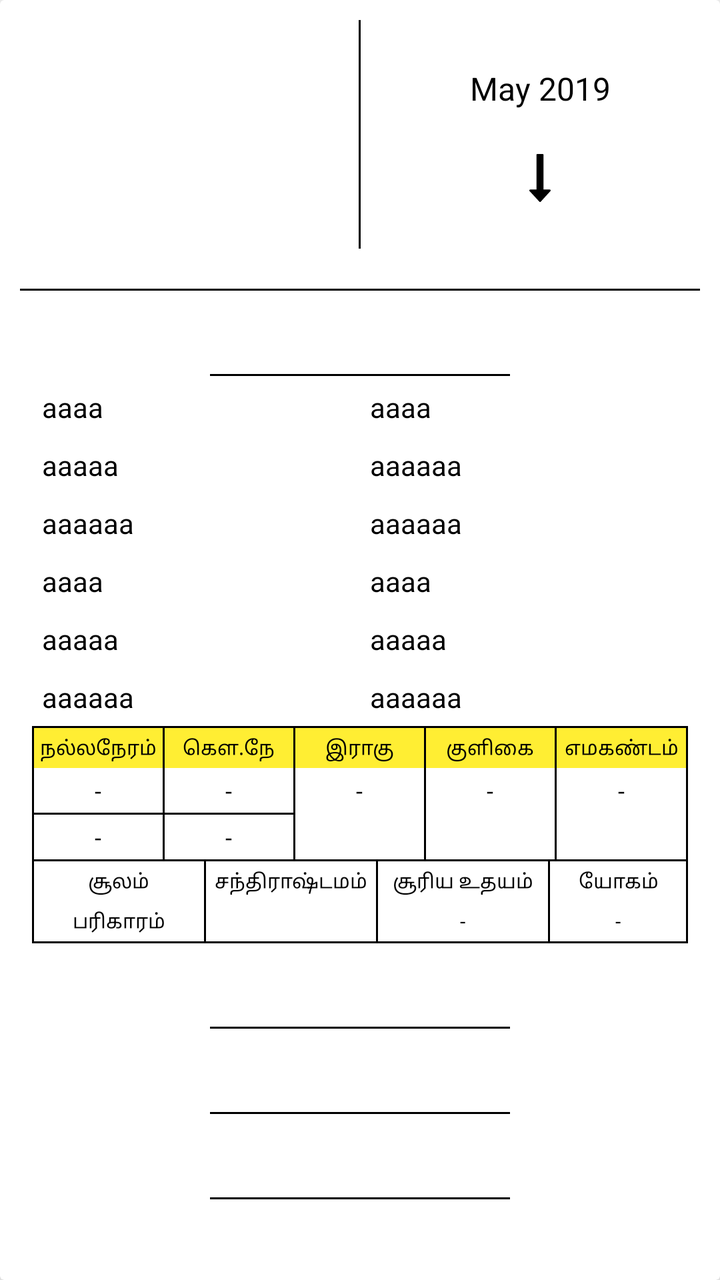
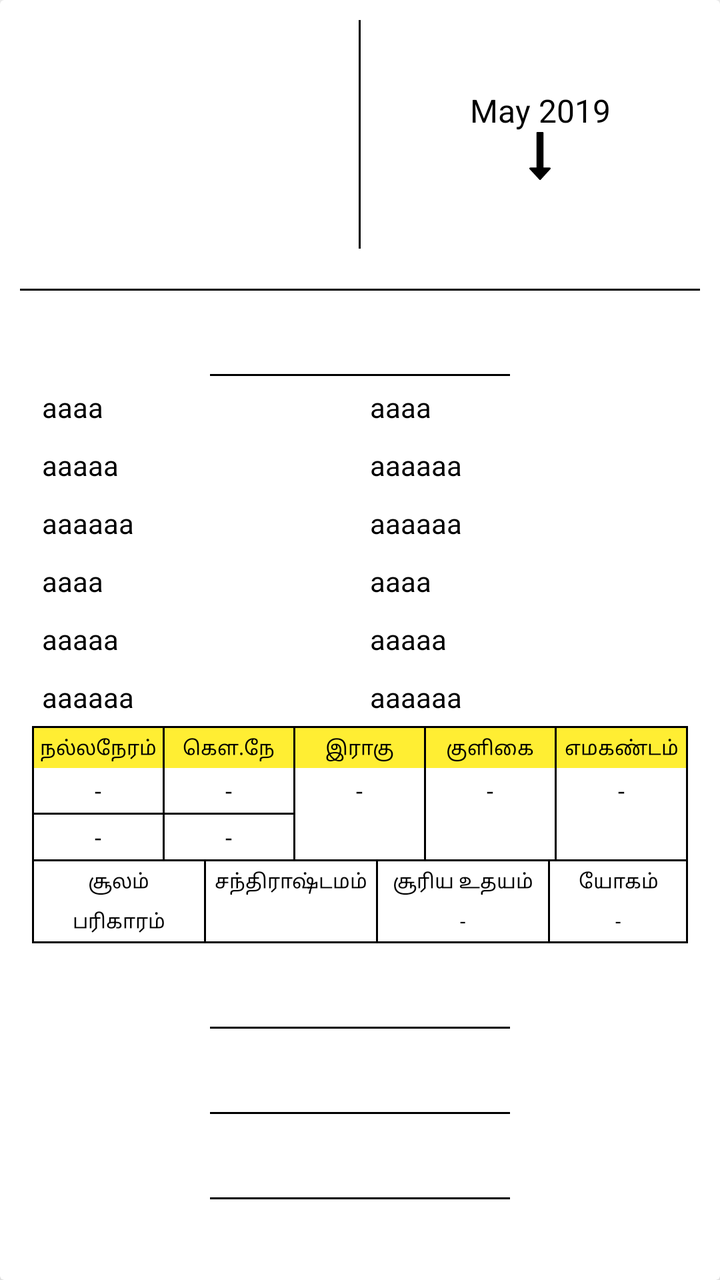

Compare the two renders of this Android layout. The source of the first and the diff that turns it into the second are given below.
<!-- AndroidManifest.xml: application theme AppTheme -->
<!-- res/layout/calendar_layout.xml -->
<?xml version="1.0" encoding="utf-8"?>
<androidx.cardview.widget.CardView xmlns:android="http://schemas.android.com/apk/res/android"
    xmlns:app="http://schemas.android.com/apk/res-auto"
    xmlns:tools="http://schemas.android.com/tools"
    android:layout_width="match_parent"
    android:layout_height="wrap_content"
    app:cardElevation="8dp">

    <LinearLayout
        android:layout_width="match_parent"
        android:layout_height="wrap_content"
        android:orientation="vertical">

        <TextView
            android:id="@+id/title"
            android:layout_width="match_parent"
            android:layout_height="wrap_content"
            android:background="@color/grey_200"
            android:padding="16dp"
            android:text=""
            android:textColor="@color/black"
            android:textSize="17sp"
            android:visibility="gone"
            android:textStyle="bold"
            android:typeface="serif" />

        <LinearLayout
            android:layout_width="match_parent"
            android:layout_height="wrap_content"
            android:orientation="horizontal">

            <LinearLayout
                android:layout_width="0dp"
                android:layout_height="wrap_content"
                android:layout_gravity="center"
                android:layout_weight="1"
                android:orientation="vertical">

                <TextView
                    android:id="@+id/monthYear"
                    android:layout_width="wrap_content"
                    android:layout_height="wrap_content"
                    android:layout_gravity="center"
                    android:layout_marginTop="10dp"
                    android:gravity="center_vertical"
                    android:text=""
                    android:textColor="@android:color/black"
                    android:textSize="16sp"
                    android:textStyle="bold" />

                <TextView
                    android:id="@+id/tamilDate"
                    android:layout_width="wrap_content"
                    android:layout_height="wrap_content"
                    android:layout_gravity="center"
                    android:text=""
                    android:textColor="@android:color/black"
                    android:textSize="60sp"
                    android:textStyle="bold"
                    android:typeface="serif" />

                <TextView
                    android:id="@+id/day"
                    android:layout_width="wrap_content"
                    android:layout_height="wrap_content"
                    android:layout_gravity="center"
                    android:gravity="center_vertical"
                    android:text=""
                    android:textColor="@android:color/black"
                    android:textSize="16sp" />

            </LinearLayout>

            <View
                android:layout_width="1dp"
                android:layout_height="match_parent"
                android:layout_marginTop="10dp"
                android:layout_marginBottom="10dp"
                android:background="@color/black" />

            <LinearLayout
                android:layout_width="0dp"
                android:layout_height="wrap_content"
                android:layout_gravity="center"
                android:layout_weight="1"
                android:orientation="vertical">

                <TextView
                    android:id="@+id/tamilYear"
                    android:layout_width="wrap_content"
                    android:layout_height="wrap_content"
                    android:layout_gravity="center"
                    android:gravity="center_vertical"
                    android:text="May 2019"
                    android:textColor="@android:color/black"
                    android:textSize="16sp" />

                <TextView
                    android:id="@+id/tamilMonth"
                    android:layout_width="wrap_content"
                    android:layout_height="wrap_content"
                    android:layout_gravity="center"
                    android:text="4"
                    android:visibility="gone"
                    android:textColor="@android:color/black"
                    android:textSize="16sp"
                    android:textStyle="bold" />

                <TextView
                    android:id="@+id/date"
                    android:layout_width="wrap_content"
                    android:layout_height="wrap_content"
                    android:layout_gravity="center"
                    android:text=""
                    android:textColor="@android:color/black"
                    android:textSize="16sp"
                    android:textStyle="bold"
                    android:typeface="serif" />

                <ImageView
                    android:id="@+id/day_symbol"
                    android:layout_width="wrap_content"
                    android:layout_height="wrap_content"
                    android:layout_gravity="center"
                    app:srcCompat="@drawable/ic_down_arrow"
                    tools:ignore="VectorDrawableCompat" />

            </LinearLayout>

        </LinearLayout>

        <View
            android:layout_width="match_parent"
            android:layout_height="1dp"
            android:layout_marginLeft="10dp"
            android:layout_marginTop="10dp"
            android:layout_marginRight="10dp"
            android:background="@color/black" />

        <TextView
            android:id="@+id/quote"
            android:layout_width="wrap_content"
            android:layout_height="wrap_content"
            android:layout_gravity="center"
            android:gravity="center_horizontal"
            android:padding="10dp"
            android:text=""
            android:textColor="@color/blue"
            android:textSize="16sp" />

        <View
            android:layout_width="150dp"
            android:layout_height="1dp"
            android:layout_gravity="center_horizontal"
            android:background="@color/black" />

        <LinearLayout
            android:layout_width="match_parent"
            android:layout_height="wrap_content"
            android:layout_marginLeft="16dp"
            android:layout_marginTop="1dp"
            android:layout_marginRight="16dp"
            android:orientation="horizontal">

            <LinearLayout
                android:layout_width="0dp"
                android:layout_height="wrap_content"
                android:layout_weight="1"
                android:orientation="vertical">

                <TextView
                    android:id="@+id/rasi1"
                    android:layout_width="wrap_content"
                    android:layout_height="wrap_content"
                    android:layout_gravity="left"
                    android:padding="5dp"
                    android:text="aaaa"
                    android:textAppearance="?android:attr/textAppearanceSmall"
                    android:textColor="@android:color/black" />

                <TextView
                    android:id="@+id/rasi2"
                    android:layout_width="wrap_content"
                    android:layout_height="wrap_content"
                    android:layout_gravity="left"
                    android:padding="5dp"
                    android:text="aaaaa"
                    android:textAppearance="?android:attr/textAppearanceSmall"
                    android:textColor="@android:color/black" />

                <TextView
                    android:id="@+id/rasi3"
                    android:layout_width="wrap_content"
                    android:layout_height="wrap_content"
                    android:layout_gravity="left"
                    android:padding="5dp"
                    android:text="aaaaaa"
                    android:textAppearance="?android:attr/textAppearanceSmall"
                    android:textColor="@android:color/black" />

                <TextView
                    android:id="@+id/rasi4"
                    android:layout_width="wrap_content"
                    android:layout_height="wrap_content"
                    android:layout_gravity="left"
                    android:padding="5dp"
                    android:text="aaaa"
                    android:textAppearance="?android:attr/textAppearanceSmall"
                    android:textColor="@android:color/black" />

                <TextView
                    android:id="@+id/rasi5"
                    android:layout_width="wrap_content"
                    android:layout_height="wrap_content"
                    android:layout_gravity="left"
                    android:padding="5dp"
                    android:text="aaaaa"
                    android:textAppearance="?android:attr/textAppearanceSmall"
                    android:textColor="@android:color/black" />

                <TextView
                    android:id="@+id/rasi6"
                    android:layout_width="wrap_content"
                    android:layout_height="wrap_content"
                    android:layout_gravity="left"
                    android:padding="5dp"
                    android:text="aaaaaa"
                    android:textAppearance="?android:attr/textAppearanceSmall"
                    android:textColor="@android:color/black" />

            </LinearLayout>

            <LinearLayout
                android:layout_width="0dp"
                android:layout_height="wrap_content"
                android:layout_weight="1"
                android:orientation="vertical">

                <TextView
                    android:id="@+id/rasi7"
                    android:layout_width="wrap_content"
                    android:layout_height="wrap_content"
                    android:layout_gravity="left"
                    android:padding="5dp"
                    android:text="aaaa"
                    android:textAppearance="?android:attr/textAppearanceSmall"
                    android:textColor="@android:color/black" />

                <TextView
                    android:id="@+id/rasi8"
                    android:layout_width="wrap_content"
                    android:layout_height="wrap_content"
                    android:layout_gravity="left"
                    android:padding="5dp"
                    android:text="aaaaaa"
                    android:textAppearance="?android:attr/textAppearanceSmall"
                    android:textColor="@android:color/black" />

                <TextView
                    android:id="@+id/rasi9"
                    android:layout_width="wrap_content"
                    android:layout_height="wrap_content"
                    android:layout_gravity="left"
                    android:padding="5dp"
                    android:text="aaaaaa"
                    android:textAppearance="?android:attr/textAppearanceSmall"
                    android:textColor="@android:color/black" />

                <TextView
                    android:id="@+id/rasi10"
                    android:layout_width="wrap_content"
                    android:layout_height="wrap_content"
                    android:layout_gravity="left"
                    android:padding="5dp"
                    android:text="aaaa"
                    android:textAppearance="?android:attr/textAppearanceSmall"
                    android:textColor="@android:color/black" />

                <TextView
                    android:id="@+id/rasi11"
                    android:layout_width="wrap_content"
                    android:layout_height="wrap_content"
                    android:layout_gravity="left"
                    android:padding="5dp"
                    android:text="aaaaa"
                    android:textAppearance="?android:attr/textAppearanceSmall"
                    android:textColor="@android:color/black" />

                <TextView
                    android:id="@+id/rasi12"
                    android:layout_width="wrap_content"
                    android:layout_height="wrap_content"
                    android:layout_gravity="left"
                    android:padding="5dp"
                    android:text="aaaaaa"
                    android:textAppearance="?android:attr/textAppearanceSmall"
                    android:textColor="@android:color/black" />

            </LinearLayout>

        </LinearLayout>

        <LinearLayout
            android:layout_width="match_parent"
            android:layout_height="wrap_content"
            android:layout_marginLeft="16dp"
            android:layout_marginRight="16dp"
            android:orientation="vertical">

            <View
                android:layout_width="match_parent"
                android:layout_height="1dp"
                android:background="@color/black" />

            <LinearLayout
                android:layout_width="match_parent"
                android:layout_height="wrap_content"
                android:orientation="horizontal">

                <View
                    android:layout_width="1dp"
                    android:layout_height="match_parent"
                    android:background="@color/black" />

                <LinearLayout
                    android:layout_width="0dp"
                    android:layout_height="wrap_content"
                    android:layout_weight="1"
                    android:orientation="vertical">

                    <TextView
                        android:layout_width="match_parent"
                        android:layout_height="wrap_content"
                        android:background="@color/yellow"
                        android:gravity="center"
                        android:padding="3dp"
                        android:text="நல்லநேரம்"
                        android:textColor="@color/black"
                        android:textSize="10sp" />

                    <TextView
                        android:id="@+id/nallaNeram_K"
                        style="@style/TextValue"
                        android:layout_width="match_parent"
                        android:layout_height="wrap_content" />

                    <View
                        android:layout_width="match_parent"
                        android:layout_height="1dp"
                        android:background="@color/black" />

                    <TextView
                        android:id="@+id/nallaNeram_M"
                        android:layout_width="match_parent"
                        android:layout_height="wrap_content"
                        style="@style/TextValue" />


                </LinearLayout>

                <View
                    android:layout_width="1dp"
                    android:layout_height="match_parent"
                    android:background="@color/black" />

                <LinearLayout
                    android:layout_width="0dp"
                    android:layout_height="wrap_content"
                    android:layout_weight="1"
                    android:orientation="vertical">

                    <TextView
                        android:layout_width="match_parent"
                        android:layout_height="wrap_content"
                        android:background="@color/yellow"
                        android:gravity="center"
                        android:padding="3dp"
                        android:text="கௌ.நே"
                        android:textColor="@color/black"
                        android:textSize="10sp" />

                    <TextView
                        android:id="@+id/gowriNeram_K"
                        android:layout_width="match_parent"
                        android:layout_height="wrap_content"
                        style="@style/TextValue" />

                    <View
                        android:layout_width="match_parent"
                        android:layout_height="1dp"
                        android:background="@color/black" />

                    <TextView
                        android:id="@+id/gowriNeram_M"
                        android:layout_width="match_parent"
                        android:layout_height="wrap_content"
                        style="@style/TextValue" />

                </LinearLayout>

                <View
                    android:layout_width="1dp"
                    android:layout_height="match_parent"
                    android:background="@color/black" />

                <LinearLayout
                    android:layout_width="0dp"
                    android:layout_height="wrap_content"
                    android:layout_weight="1"
                    android:orientation="vertical">

                    <TextView
                        android:layout_width="match_parent"
                        android:layout_height="wrap_content"
                        android:background="@color/yellow"
                        android:gravity="center"
                        android:padding="3dp"
                        android:text="இராகு"
                        android:textColor="@color/black"
                        android:textSize="10sp" />

                    <TextView
                        android:id="@+id/raagu1"
                        android:layout_width="match_parent"
                        android:layout_height="wrap_content"
                        style="@style/TextValue" />


                </LinearLayout>

                <View
                    android:layout_width="1dp"
                    android:layout_height="match_parent"
                    android:background="@color/black" />

                <LinearLayout
                    android:layout_width="0dp"
                    android:layout_height="wrap_content"
                    android:layout_weight="1"
                    android:orientation="vertical">

                    <TextView
                        android:layout_width="match_parent"
                        android:layout_height="wrap_content"
                        android:background="@color/yellow"
                        android:gravity="center"
                        android:padding="3dp"
                        android:text="குளிகை"
                        android:textColor="@color/black"
                        android:textSize="10sp" />

                    <TextView
                        android:id="@+id/kulikai1"
                        android:layout_width="match_parent"
                        android:layout_height="wrap_content"
                        style="@style/TextValue" />


                </LinearLayout>

                <View
                    android:layout_width="1dp"
                    android:layout_height="match_parent"
                    android:background="@color/black" />

                <LinearLayout
                    android:layout_width="0dp"
                    android:layout_height="wrap_content"
                    android:layout_weight="1"
                    android:orientation="vertical">

                    <TextView
                        android:layout_width="match_parent"
                        android:layout_height="wrap_content"
                        android:background="@color/yellow"
                        android:gravity="center"
                        android:padding="3dp"
                        android:text="எமகண்டம்"
                        android:textColor="@color/black"
                        android:textSize="10sp" />

                    <TextView
                        android:id="@+id/ema1"
                        android:layout_width="match_parent"
                        android:layout_height="wrap_content"
                        style="@style/TextValue" />

                </LinearLayout>

                <View
                    android:layout_width="1dp"
                    android:layout_height="match_parent"
                    android:background="@color/black" />

            </LinearLayout>

            <View
                android:layout_width="match_parent"
                android:layout_height="1dp"
                android:background="@color/black" />

        </LinearLayout>

        <LinearLayout
            android:layout_width="match_parent"
            android:layout_height="wrap_content"
            android:layout_marginLeft="16dp"
            android:layout_marginRight="16dp"
            android:orientation="vertical">

            <LinearLayout
                android:layout_width="match_parent"
                android:layout_height="wrap_content"
                android:orientation="horizontal">

                <View
                    android:layout_width="1dp"
                    android:layout_height="match_parent"
                    android:background="@color/black" />

                <LinearLayout
                    android:layout_width="0dp"
                    android:layout_height="wrap_content"
                    android:layout_weight="1"
                    android:orientation="vertical">

                    <TextView
                        android:id="@+id/soolam"
                        android:layout_width="match_parent"
                        android:layout_height="wrap_content"
                        android:gravity="center"
                        android:padding="3dp"
                        android:text="சூலம்"
                        android:textColor="@color/black"
                        android:textSize="10sp" />

                    <TextView
                        android:id="@+id/parikaram"
                        android:layout_width="match_parent"
                        android:layout_height="wrap_content"
                        android:gravity="center"
                        android:padding="3dp"
                        android:text="பரிகாரம்"
                        android:textColor="@color/black"
                        android:textSize="10sp" />

                </LinearLayout>

                <View
                    android:layout_width="1dp"
                    android:layout_height="match_parent"
                    android:background="@color/black" />

                <LinearLayout
                    android:layout_width="0dp"
                    android:layout_height="wrap_content"
                    android:layout_weight="1"
                    android:orientation="vertical">

                    <TextView
                        android:layout_width="match_parent"
                        android:layout_height="wrap_content"
                        android:gravity="center"
                        android:padding="3dp"
                        android:text="சந்திராஷ்டமம்"
                        android:textColor="@color/black"
                        android:textSize="10sp" />

                    <TextView
                        android:id="@+id/chandhiram"
                        android:layout_width="match_parent"
                        android:layout_height="wrap_content"
                        android:gravity="center"
                        android:padding="3dp"
                        android:text=""
                        android:textColor="@color/black"
                        android:textSize="10sp" />

                </LinearLayout>

                <View
                    android:layout_width="1dp"
                    android:layout_height="match_parent"
                    android:background="@color/black" />

                <LinearLayout
                    android:layout_width="0dp"
                    android:layout_height="wrap_content"
                    android:layout_weight="1"
                    android:orientation="vertical">

                    <TextView
                        android:layout_width="match_parent"
                        android:layout_height="wrap_content"
                        android:gravity="center"
                        android:padding="3dp"
                        android:text="சூரிய உதயம்"
                        android:textColor="@color/black"
                        android:textSize="10sp" />

                    <TextView
                        android:id="@+id/s_udayam"
                        android:layout_width="match_parent"
                        android:layout_height="wrap_content"
                        android:gravity="center"
                        android:padding="3dp"
                        android:text="-"
                        android:textColor="@color/black"
                        android:textSize="10sp" />

                </LinearLayout>

                <View
                    android:layout_width="1dp"
                    android:layout_height="match_parent"
                    android:background="@color/black" />

                <LinearLayout
                    android:layout_width="0dp"
                    android:layout_height="wrap_content"
                    android:layout_weight=".8"
                    android:orientation="vertical">

                    <TextView
                        android:layout_width="match_parent"
                        android:layout_height="wrap_content"
                        android:gravity="center"
                        android:padding="3dp"
                        android:text="யோகம்"
                        android:textColor="@color/black"
                        android:textSize="10sp" />

                    <TextView
                        android:id="@+id/yokam"
                        android:layout_width="match_parent"
                        android:layout_height="wrap_content"
                        android:gravity="center"
                        android:padding="3dp"
                        android:text="-"
                        android:textColor="@color/black"
                        android:textSize="10sp" />

                </LinearLayout>

                <View
                    android:layout_width="1dp"
                    android:layout_height="match_parent"
                    android:background="@color/black" />

            </LinearLayout>

            <View
                android:layout_width="match_parent"
                android:layout_height="1dp"
                android:background="@color/black" />

            <TextView
                android:id="@+id/festivals"
                android:layout_width="wrap_content"
                android:layout_height="wrap_content"
                android:layout_gravity="center_horizontal"
                android:gravity="center_horizontal"
                android:padding="10dp"
                android:text=""
                android:textColor="@android:color/black"
                android:textSize="16sp" />

            <View
                android:layout_width="150dp"
                android:layout_height="1dp"
                android:layout_gravity="center_horizontal"
                android:background="@color/black" />

            <TextView
                android:id="@+id/impDays"
                android:layout_width="wrap_content"
                android:layout_height="wrap_content"
                android:layout_gravity="center"
                android:gravity="center_horizontal"
                android:padding="10dp"
                android:text=""
                android:textColor="@android:color/black"
                android:textSize="16sp" />

            <View
                android:layout_width="150dp"
                android:layout_height="1dp"
                android:layout_gravity="center_horizontal"
                android:background="@color/black" />

            <TextView
                android:id="@+id/thithi"
                android:layout_width="wrap_content"
                android:layout_height="wrap_content"
                android:layout_gravity="center"
                android:gravity="center_horizontal"
                android:padding="10dp"
                android:text=""
                android:textColor="@android:color/black"
                android:textSize="16sp" />

            <View
                android:layout_width="150dp"
                android:layout_height="1dp"
                android:layout_gravity="center_horizontal"
                android:background="@color/black" />

            <TextView
                android:id="@+id/natchatiram"
                android:layout_width="wrap_content"
                android:layout_height="wrap_content"
                android:layout_gravity="center"
                android:gravity="center_horizontal"
                android:padding="10dp"
                android:text=""
                android:textColor="@android:color/black"
                android:textSize="16sp" />

        </LinearLayout>

    </LinearLayout>

</androidx.cardview.widget.CardView>
<!-- resources referenced by this layout -->
<resources>
  <color name="black">#000000</color>
  <color name="blue">#2979ff</color>
  <color name="grey_200">#EEEEEE</color>
  <color name="yellow">#ffee33</color>
  <!-- drawable ic_down_arrow (drawable) -->
  <vector xmlns:android="http://schemas.android.com/apk/res/android"
      android:width="24dp"
      android:height="24dp"
      android:viewportWidth="493.356"
      android:viewportHeight="493.355">
      <path
          android:fillColor="#000000"
          android:pathData="M355.457,370.873c-1.523,-3.614 -4.288,-5.428 -8.285,-5.428h-63.954V9.135c0,-2.666 -0.858,-4.856 -2.569,-6.567C278.944,0.855 276.753,0 274.084,0h-54.818c-2.667,0 -4.854,0.855 -6.567,2.568c-1.711,1.711 -2.57,3.901 -2.57,6.567v356.314h-63.953c-3.806,0 -6.567,1.81 -8.28,5.428c-1.521,3.613 -1.043,6.943 1.431,9.996L240.68,490.505c1.903,1.902 4.187,2.851 6.854,2.851c2.478,0 4.665,-0.948 6.567,-2.851l99.927,-109.632C356.503,377.82 356.983,374.49 355.457,370.873z" />
  </vector>
  <style name="TextValue">
          <item name="android:gravity">center</item>
          <item name="android:padding">3dp</item>
          <item name="android:text">-</item>
          <item name="android:textColor">@color/black</item>
          <item name="android:textSize">12sp</item>
      </style>
  <style name="AppTheme" parent="Theme.MaterialComponents.Light.DarkActionBar">
          
          <item name="colorPrimary">@color/colorPrimary</item>
          <item name="colorPrimaryDark">@color/colorPrimaryDark</item>
          <item name="colorAccent">@color/colorAccent</item>
      </style>
  <color name="colorPrimary">#FFFFFF</color>
  <color name="colorPrimaryDark">#FFFFFF</color>
  <color name="colorAccent">#2979ff</color>
</resources>

<!-- the commit's change to res/layout/calendar_layout.xml (unified diff, before → after) -->
@@ -20,9 +20,9 @@
             android:text=""
             android:textColor="@color/black"
             android:textSize="17sp"
-            android:visibility="gone"
             android:textStyle="bold"
-            android:typeface="serif" />
+            android:typeface="serif"
+            android:visibility="gone" />
 
         <LinearLayout
             android:layout_width="match_parent"
@@ -101,10 +101,10 @@
                     android:layout_height="wrap_content"
                     android:layout_gravity="center"
                     android:text="4"
-                    android:visibility="gone"
                     android:textColor="@android:color/black"
                     android:textSize="16sp"
-                    android:textStyle="bold" />
+                    android:textStyle="bold"
+                    android:visibility="gone" />
 
                 <TextView
                     android:id="@+id/date"
@@ -115,7 +115,8 @@
                     android:textColor="@android:color/black"
                     android:textSize="16sp"
                     android:textStyle="bold"
-                    android:typeface="serif" />
+                    android:typeface="serif"
+                    android:visibility="gone" />
 
                 <ImageView
                     android:id="@+id/day_symbol"
@@ -351,9 +352,9 @@
 
                     <TextView
                         android:id="@+id/nallaNeram_M"
-                        android:layout_width="match_parent"
-                        android:layout_height="wrap_content"
-                        style="@style/TextValue" />
+                        style="@style/TextValue"
+                        android:layout_width="match_parent"
+                        android:layout_height="wrap_content" />
 
 
                 </LinearLayout>
@@ -381,9 +382,9 @@
 
                     <TextView
                         android:id="@+id/gowriNeram_K"
-                        android:layout_width="match_parent"
-                        android:layout_height="wrap_content"
-                        style="@style/TextValue" />
+                        style="@style/TextValue"
+                        android:layout_width="match_parent"
+                        android:layout_height="wrap_content" />
 
                     <View
                         android:layout_width="match_parent"
@@ -392,9 +393,9 @@
 
                     <TextView
                         android:id="@+id/gowriNeram_M"
-                        android:layout_width="match_parent"
-                        android:layout_height="wrap_content"
-                        style="@style/TextValue" />
+                        style="@style/TextValue"
+                        android:layout_width="match_parent"
+                        android:layout_height="wrap_content" />
 
                 </LinearLayout>
 
@@ -421,9 +422,9 @@
 
                     <TextView
                         android:id="@+id/raagu1"
-                        android:layout_width="match_parent"
-                        android:layout_height="wrap_content"
-                        style="@style/TextValue" />
+                        style="@style/TextValue"
+                        android:layout_width="match_parent"
+                        android:layout_height="wrap_content" />
 
 
                 </LinearLayout>
@@ -451,9 +452,9 @@
 
                     <TextView
                         android:id="@+id/kulikai1"
-                        android:layout_width="match_parent"
-                        android:layout_height="wrap_content"
-                        style="@style/TextValue" />
+                        style="@style/TextValue"
+                        android:layout_width="match_parent"
+                        android:layout_height="wrap_content" />
 
 
                 </LinearLayout>
@@ -481,9 +482,9 @@
 
                     <TextView
                         android:id="@+id/ema1"
-                        android:layout_width="match_parent"
-                        android:layout_height="wrap_content"
-                        style="@style/TextValue" />
+                        style="@style/TextValue"
+                        android:layout_width="match_parent"
+                        android:layout_height="wrap_content" />
 
                 </LinearLayout>
 
